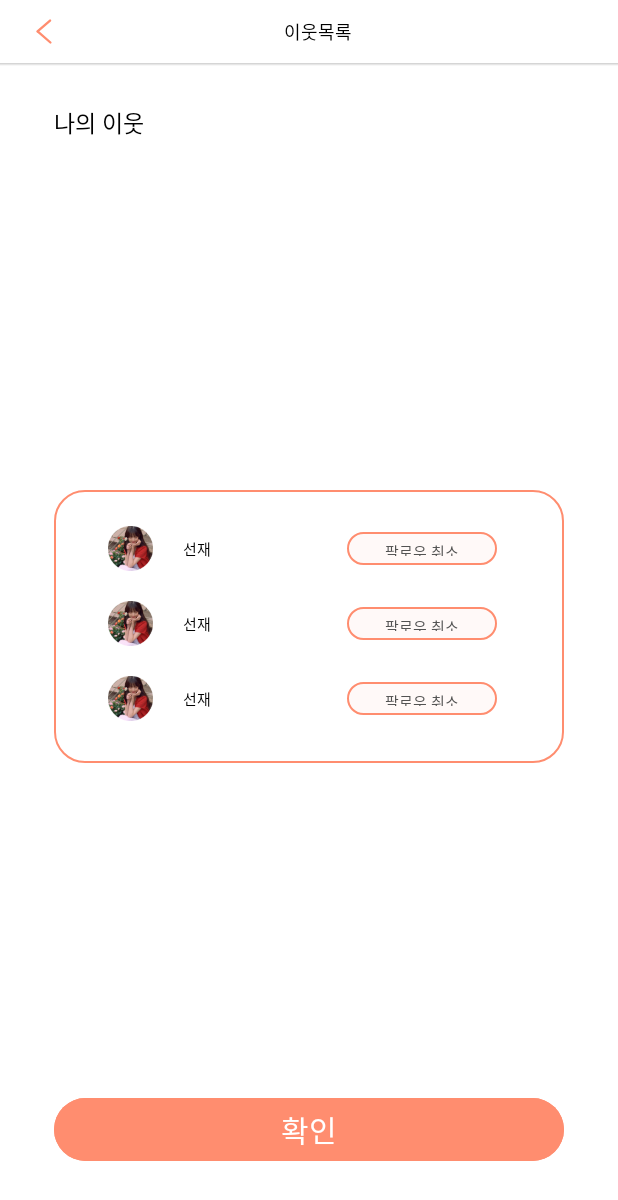
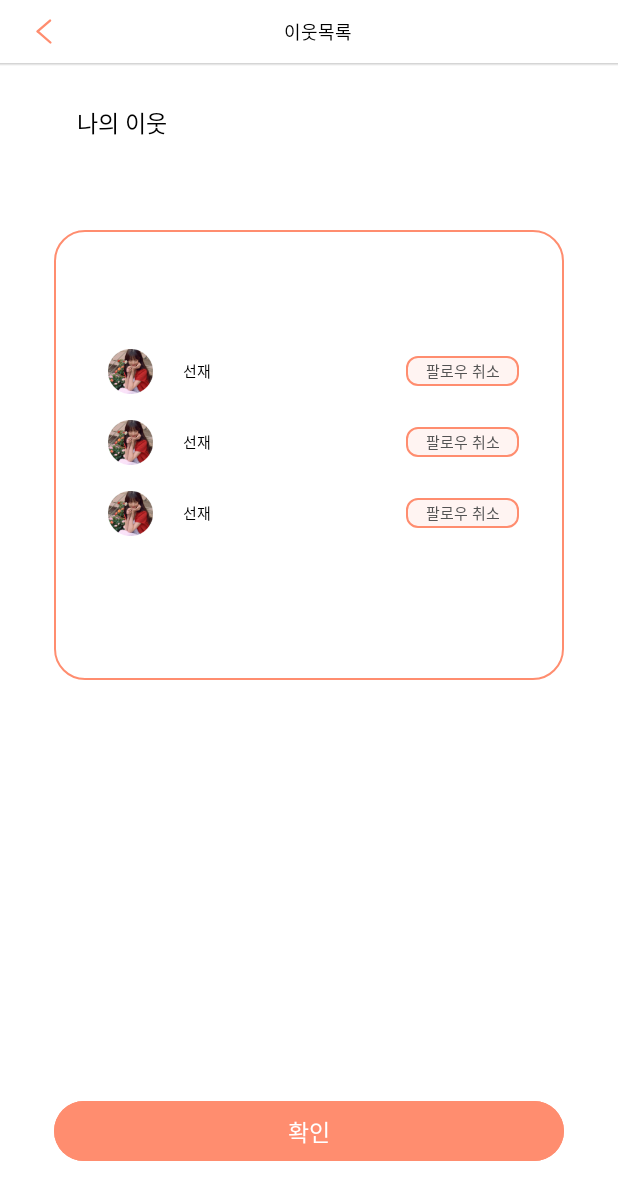
Before and after one commit to SOLUX-APP1-FLORY/Flory-Android, an Android app: the layout activity_neighbors.xml on its own in the app's theme, with its tools: preview values and no code run, on a phone screen of 412 x 824 dp. Shown: the top 1200 px of the screen. Run offline under Robolectric (Android 15) with nearby library versions, the phone set to English and light mode, and no system bars.

Commit message:
mod: 이웃 목록 페이지 UI 수정

```diff
--- a/app/src/main/java/com/solux/flory/presentation/profile/ProfileFragment.kt
+++ b/app/src/main/java/com/solux/flory/presentation/profile/ProfileFragment.kt
@@ -33,8 +33,8 @@ class ProfileFragment : BindingFragment<FragmentProfileBinding>(FragmentProfileB
 
     private fun neighborsTextClick() {
         binding.tvProfileNeighbors.setOnClickListener {
-            //이웃 목록 페이지로 이동
-
+            val intent = Intent(requireContext(), NeighborsActivity::class.java)
+            startActivity(intent)
         }
     }
 
--- /dev/null
+++ b/app/src/main/java/com/solux/flory/presentation/profile/neighborlist/NeighborlistActivity.kt
@@ -0,0 +1,27 @@
+package com.solux.flory.presentation.profile.neighborlist
+
+import android.os.Bundle
+import com.solux.flory.databinding.ActivityNeighborsBinding
+import com.solux.flory.util.base.BindingActivity
+class NeighborlistActivity : BindingActivity<ActivityNeighborsBinding>({
+    ActivityNeighborsBinding.inflate(it)
+}) {
+    override fun onCreate(savedInstanceState: Bundle?) {
+        super.onCreate(savedInstanceState)
+
+        leftArrowClick()
+        confirmBtnClick()
+    }
+
+    private fun leftArrowClick() {
+        binding.ivNeighborlistLeftArrow.setOnClickListener {
+            finish()
+        }
+    }
+
+    private fun confirmBtnClick() {
+        binding.btnNeighborlist.setOnClickListener {
+            finish()
+        }
+    }
+}
--- /dev/null
+++ b/app/src/main/java/com/solux/flory/presentation/profile/neighborlist/NeighborlistViewHolder.kt
@@ -0,0 +1,4 @@
+package com.solux.flory.presentation.profile.neighborlist
+
+class NeighborlistViewHolder {
+}
--- /dev/null
+++ b/app/src/main/java/com/solux/flory/presentation/profile/neighborlist/neighborlistViewModel.kt
@@ -0,0 +1,4 @@
+package com.solux.flory.presentation.profile.neighborlist
+
+class neighborlistViewModel {
+}
--- a/app/src/main/res/layout/activity_neighbors.xml
+++ b/app/src/main/res/layout/activity_neighbors.xml
@@ -17,7 +17,7 @@
         app:layout_constraintTop_toTopOf="parent">
 
         <ImageView
-            android:id="@+id/iv_modify_left_arrow"
+            android:id="@+id/iv_neighborlist_left_arrow"
             android:layout_width="wrap_content"
             android:layout_height="wrap_content"
             android:src="@drawable/ic_left_arrow"
@@ -33,12 +33,12 @@
             android:textColor="@color/black"
             app:layout_constraintBottom_toBottomOf="parent"
             app:layout_constraintEnd_toEndOf="parent"
-            app:layout_constraintStart_toEndOf="@id/iv_modify_left_arrow"
+            app:layout_constraintStart_toEndOf="@id/iv_neighborlist_left_arrow"
             app:layout_constraintTop_toTopOf="parent" />
     </androidx.constraintlayout.widget.ConstraintLayout>
 
     <View
-        android:id="@+id/md_profile_divider"
+        android:id="@+id/md_neighborlist_divider"
         android:layout_width="0dp"
         android:layout_height="2dp"
         android:background="@drawable/shadow_down_white"
@@ -54,13 +54,16 @@
         android:paddingVertical="26dp"
         app:layout_constraintBottom_toBottomOf="parent"
         app:layout_constraintEnd_toEndOf="parent"
+        app:layout_constraintHorizontal_bias="0.0"
         app:layout_constraintStart_toStartOf="parent"
-        app:layout_constraintTop_toBottomOf="@id/md_profile_divider">
+        app:layout_constraintTop_toBottomOf="@id/md_neighborlist_divider"
+        app:layout_constraintVertical_bias="1.0">
 
         <TextView
             android:id="@+id/tv_my_neighbors"
             android:layout_width="wrap_content"
             android:layout_height="wrap_content"
+            android:layout_marginStart="15dp"
             android:text="나의 이웃"
             android:textAppearance="@style/TextAppearance.body2"
             android:textColor="@color/black"
@@ -68,13 +71,14 @@
             app:layout_constraintTop_toTopOf="parent" />
 
         <androidx.constraintlayout.widget.ConstraintLayout
-            android:layout_width="match_parent"
-            android:layout_height="wrap_content"
+            android:layout_width="wrap_content"
+            android:layout_height="300dp"
             android:layout_marginTop="14dp"
             android:background="@drawable/shape_white_line_20_rect"
             android:paddingHorizontal="20dp"
             android:paddingVertical="14dp"
-            app:layout_constraintBottom_toTopOf="@+id/btn_profile_modify"
+            android:layout_marginBottom="230dp"
+            app:layout_constraintBottom_toTopOf="@+id/btn_neighborlist"
             app:layout_constraintEnd_toEndOf="parent"
             app:layout_constraintStart_toStartOf="parent"
             app:layout_constraintTop_toBottomOf="@id/tv_my_neighbors">
@@ -92,13 +96,14 @@
                 tools:listitem="@layout/item_profile_neighborlist" />
 
         </androidx.constraintlayout.widget.ConstraintLayout>
+
         <Button
-            android:id="@+id/btn_profile_modify"
+            android:id="@+id/btn_neighborlist"
             android:layout_width="match_parent"
             android:layout_height="wrap_content"
             android:backgroundTint="@color/peach1_FF8D6F"
             android:text="확인"
-            android:textAppearance="@style/TextAppearance.title1"
+            android:textAppearance="@style/TextAppearance.body2"
             android:textColor="@color/white"
             app:layout_constraintBottom_toBottomOf="parent"
             app:layout_constraintEnd_toEndOf="parent"
--- a/app/src/main/res/layout/item_profile_neighborlist.xml
+++ b/app/src/main/res/layout/item_profile_neighborlist.xml
@@ -3,7 +3,9 @@
     xmlns:app="http://schemas.android.com/apk/res-auto"
     xmlns:tools="http://schemas.android.com/tools"
     android:layout_width="300dp"
-    android:layout_height="50dp">
+    android:layout_height="33dp"
+    android:layout_marginBottom="14dp"
+    >
 
     <ImageView
         android:id="@+id/iv_selectneighbor_image"
@@ -27,20 +29,28 @@
         app:layout_constraintStart_toEndOf="@+id/iv_selectneighbor_image"
         app:layout_constraintTop_toTopOf="parent" />
 
-    <Button
-        android:id="@+id/btn_neighborlist_cancle"
-        android:layout_width="100dp"
-        android:layout_height="30dp"
-        android:layout_marginStart="150dp"
-        android:backgroundTint="@color/peach4_FFF9F8"
-        android:text="팔로우 취소"
-        android:textAppearance="@style/TextAppearance.body4"
-        android:textColor="@color/gray1_525252"
+    <androidx.constraintlayout.widget.ConstraintLayout
+        android:id="@+id/cl_followcancle"
+        android:layout_width="75dp"
+        android:layout_height="20dp"
+        android:background="@drawable/shape_white_line_7_rect"
         app:layout_constraintBottom_toBottomOf="parent"
         app:layout_constraintEnd_toEndOf="parent"
-        app:layout_constraintStart_toStartOf="parent"
+        app:layout_constraintStart_toEndOf="@+id/iv_selectneighbor_nickname"
         app:layout_constraintTop_toTopOf="parent"
-        app:strokeColor="@color/peach1_FF8D6F"
-        app:strokeWidth="1dp" />
+        android:layout_marginStart="120dp"
+        >
 
+        <TextView
+            android:layout_width="wrap_content"
+            android:layout_height="wrap_content"
+            android:text="팔로우 취소"
+            android:textAppearance="@style/TextAppearance.body4"
+            android:textColor="@color/gray1_525252"
+            app:layout_constraintBottom_toBottomOf="parent"
+            app:layout_constraintEnd_toEndOf="parent"
+            app:layout_constraintStart_toStartOf="parent"
+            app:layout_constraintTop_toTopOf="parent" />
+
+    </androidx.constraintlayout.widget.ConstraintLayout>
 </androidx.constraintlayout.widget.ConstraintLayout>
```
